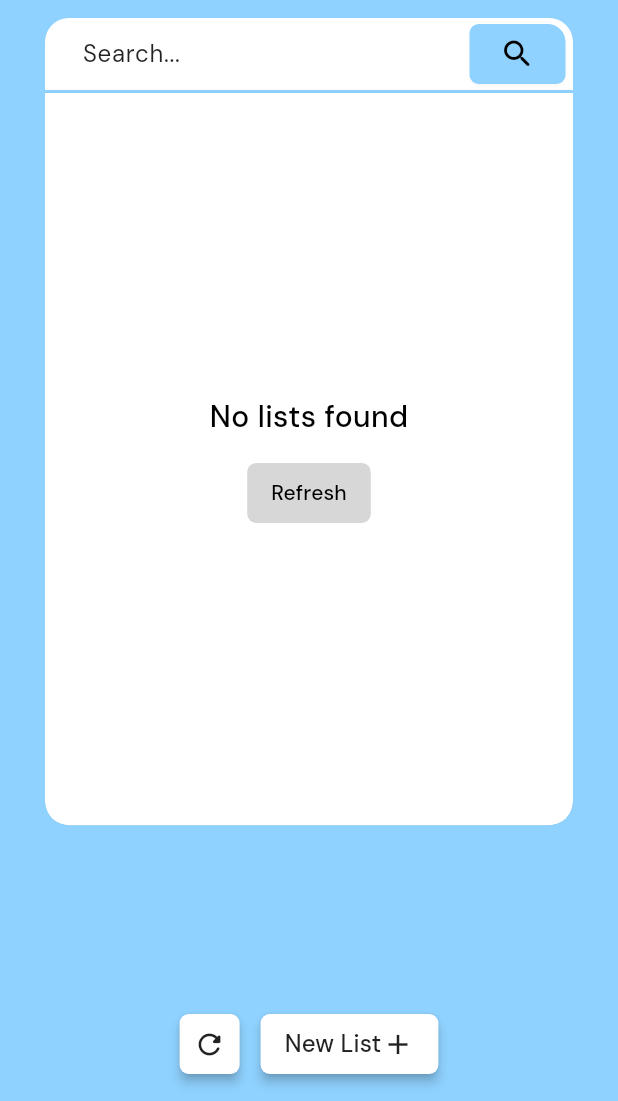
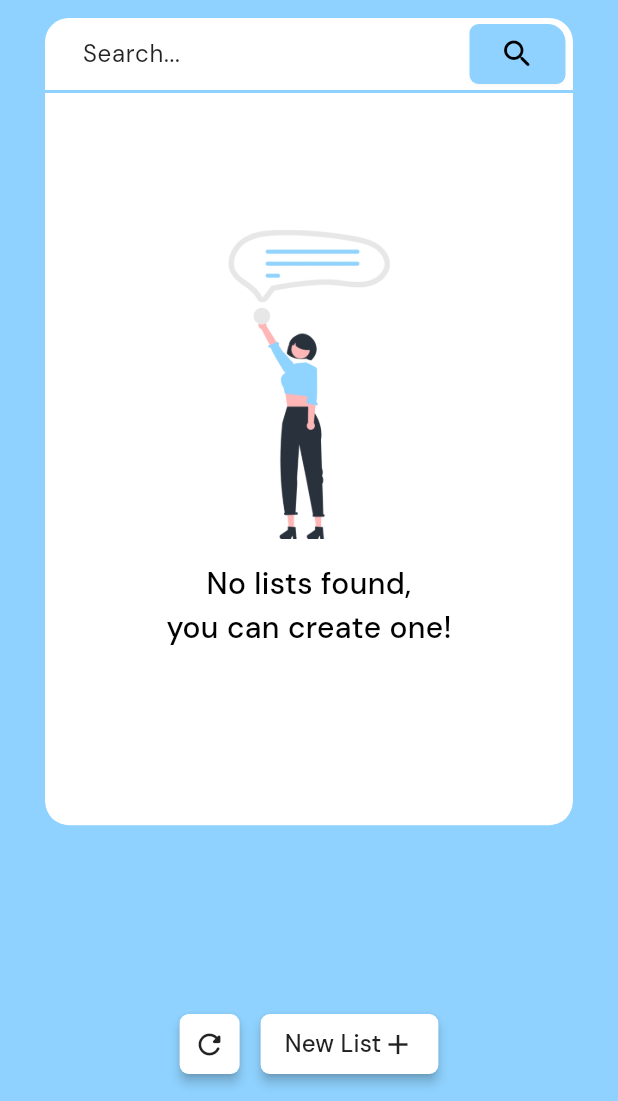
Before and after one commit to xicko/taskify, a Flutter app: the DiscoverPage screen opened directly, on a phone screen of 412 x 824 dp, the part 135-1236 px from its top. Run offline on Flutter 3.47's test engine with Material 3 defaults, Android fonts, the phone set to English and light mode, and no system bars; our stand-ins replace flutter_keyboard_visibility, flutter_slidable, font_awesome_flutter, get, infinite_scroll_pagination, share_plus and 1 more; accounts and stored records are empty; network calls fail; statements that could not run were skipped.

Commit message:
Added illustrations to no items page in lists, fixed textInputAction not letting newlist content to type in newline, adjusted listdetailpage edit button icons, remove rendering of report action button from users own lists, fixed deleted lists not being removed from the UI reactively

```diff
--- a/lib/widgets/discoverlist/discover_lists.dart
+++ b/lib/widgets/discoverlist/discover_lists.dart
@@ -4,6 +4,7 @@ import 'package:get/get.dart';
 import 'package:infinite_scroll_pagination/infinite_scroll_pagination.dart';
 import 'package:intl/intl.dart';
 import 'package:share_plus/share_plus.dart';
+import 'package:taskify/auth/auth_service.dart';
 import 'package:taskify/controllers/auth_controller.dart';
 import 'package:taskify/controllers/base_controller.dart';
 import 'package:taskify/controllers/list_controller.dart';
@@ -166,6 +167,10 @@ class DiscoverLists extends StatelessWidget {
                                             ],
                                           ),
                                         ),
+
+                                        // Not rendering report is list is users own list
+                                        if (item['user_id'] !=
+                                            AuthService().getCurrentUserId())
                                           CustomSlidableAction(
                                             padding: EdgeInsets.only(
                                               top: 4,
@@ -187,7 +192,8 @@ class DiscoverLists extends StatelessWidget {
                                                       .show('Not logged in.')
                                                 }
                                             },
-                                          backgroundColor: const Color.fromARGB(
+                                            backgroundColor:
+                                                const Color.fromARGB(
                                                     255, 247, 98, 88),
                                             foregroundColor: Colors.black,
                                             child: Column(
@@ -351,13 +357,6 @@ class DiscoverLists extends StatelessWidget {
                               child: Container(
                                 decoration: BoxDecoration(
                                   color: Colors.white,
-                                  boxShadow: [
-                                    BoxShadow(
-                                      color: const Color.fromARGB(39, 0, 0, 0),
-                                      blurRadius: 8,
-                                      offset: Offset(0, 6),
-                                    ),
-                                  ],
                                   borderRadius: BorderRadius.only(
                                     bottomLeft: Radius.circular(16),
                                     bottomRight: Radius.circular(16),
@@ -372,52 +371,22 @@ class DiscoverLists extends StatelessWidget {
                                       mainAxisAlignment:
                                           MainAxisAlignment.center,
                                       children: [
+                                        Image(
+                                          width: screenwidth * 0.5,
+                                          height: screenwidth * 0.5,
+                                          image: AssetImage(
+                                              'assets/visuals/vis1.png'),
+                                        ),
                                         Text(
-                                          'No lists found',
+                                          'No lists found,\nyou can create one!',
                                           style: TextStyle(
                                             color: Colors.black,
                                             fontWeight: FontWeight.w500,
                                             fontSize: 20,
                                           ),
+                                          textAlign: TextAlign.center,
                                         ),
-                                        ElevatedButton(
-                                          style: ButtonStyle(
-                                            elevation:
-                                                WidgetStateProperty.all(0),
-                                            shape: WidgetStateProperty.all(
-                                              RoundedRectangleBorder(
-                                                borderRadius: BorderRadius.all(
-                                                  Radius.circular(6),
-                                                ),
-                                              ),
-                                            ),
-                                            shadowColor:
-                                                WidgetStateProperty.all(
-                                                    Colors.black),
-                                            tapTargetSize: MaterialTapTargetSize
-                                                .shrinkWrap,
-                                            padding: WidgetStateProperty.all(
-                                              EdgeInsets.symmetric(
-                                                  horizontal: 16, vertical: 0),
-                                            ),
-                                            backgroundColor:
-                                                WidgetStateProperty.all(
-                                              Color.fromARGB(40, 0, 0, 0),
-                                            ),
-                                            foregroundColor:
-                                                WidgetStateProperty.all(
-                                                    Colors.black),
-                                          ),
-                                          onPressed: () {
-                                            ListController
-                                                .to.publicPagingController
-                                                .refresh();
-                                          },
-                                          child: Text(
-                                            'Refresh',
-                                            style: TextStyle(fontSize: 14),
-                                          ),
-                                        ),
+                                        SizedBox(height: 10),
                                       ],
                                     ),
                                   ],
@@ -433,13 +402,6 @@ class DiscoverLists extends StatelessWidget {
                               child: Container(
                                 decoration: BoxDecoration(
                                   color: Colors.white,
-                                  boxShadow: [
-                                    BoxShadow(
-                                      color: const Color.fromARGB(39, 0, 0, 0),
-                                      blurRadius: 8,
-                                      offset: Offset(0, 6),
-                                    ),
-                                  ],
                                   borderRadius: BorderRadius.only(
                                     bottomLeft: Radius.circular(16),
                                     bottomRight: Radius.circular(16),
@@ -517,10 +479,10 @@ class DiscoverLists extends StatelessWidget {
                           noMoreItemsIndicatorBuilder: (context) => Center(
                             child: Column(
                               children: [
-                                SizedBox(height: 10),
+                                SizedBox(height: 0),
                                 Text(
                                   'No more lists',
-                                  style: TextStyle(fontSize: 16),
+                                  style: TextStyle(fontSize: 0),
                                 ),
                               ],
                             ),
--- a/lib/widgets/discoverlist/report_list.dart
+++ b/lib/widgets/discoverlist/report_list.dart
@@ -56,8 +56,10 @@ class _ReportListState extends State<ReportList> {
         if (mounted) {
           Navigator.pop(context);
 
-          CustomSnackBar(context)
-              .show('Your report has been submitted and will be reviewed.');
+          CustomSnackBar(context).show(
+            'Your report has been submitted and will be reviewed.',
+            duration: 3000,
+          );
         }
 
         _clear();
--- a/pubspec.yaml
+++ b/pubspec.yaml
@@ -36,6 +36,7 @@ flutter:
 
   assets:
   - assets/fonts/
+  - assets/visuals/
   - assets/logo1500.png
   - assets/avatar.png
   - assets/logo1500white.png
```
Also changed, not shown: lib/screens/list_details_page.dart (+20 -8 lines), lib/widgets/mylist/my_lists.dart (+53 -68 lines), lib/widgets/newlist_modal.dart (+16 -13 lines), assets/visuals/vis1.png (added), assets/visuals/vis2.png (added). Lines whose indentation alone changed are shown as unchanged.
